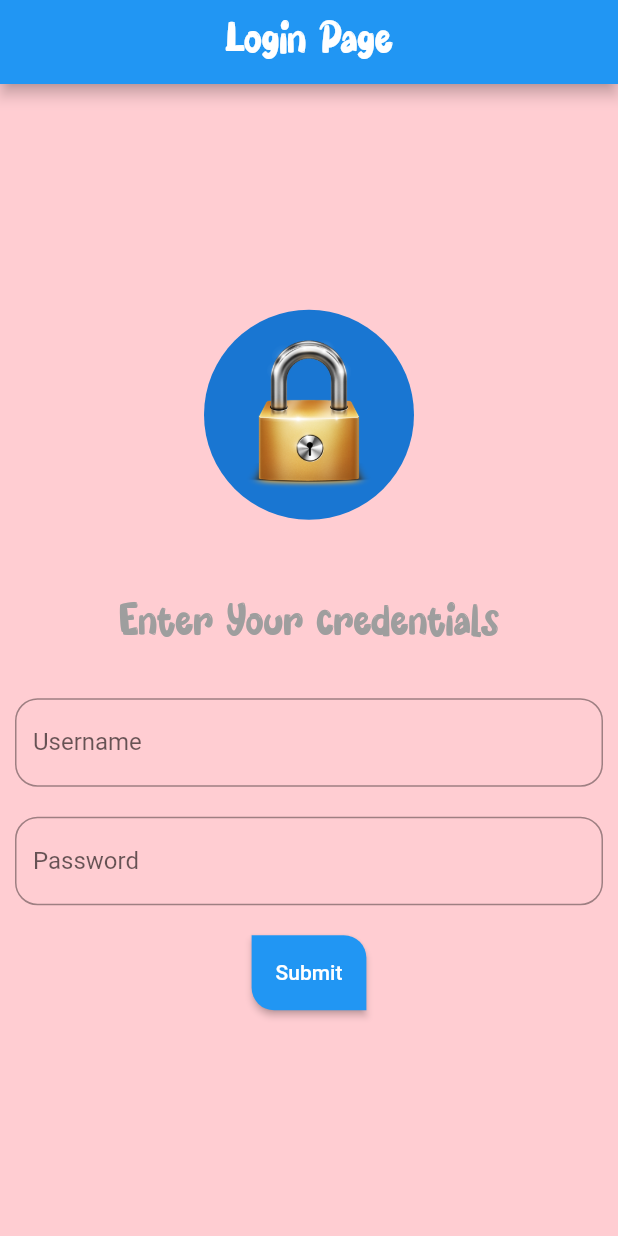
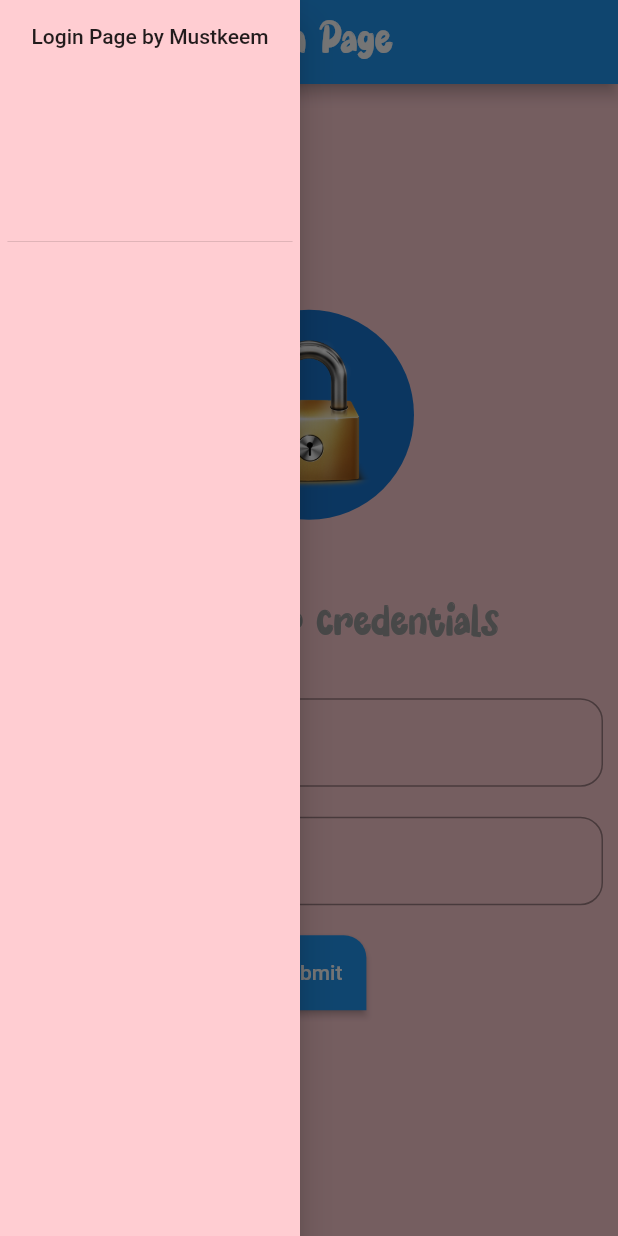
Before and after one commit to HeLLLuci/login_page, a Flutter app: the screen it shows after launch, with the side drawer open (before the commit the screen has no drawer), on a phone screen of 412 x 824 dp. Run offline on Flutter 3.47's test engine with Material 2 defaults, Android fonts, the phone set to English and light mode, and no system bars.

Commit message:
added some features

```diff
--- a/lib/main.dart
+++ b/lib/main.dart
@@ -34,6 +34,16 @@ class _MyHomePageState extends State<MyHomePage> {
   @override
   Widget build(BuildContext context) {
     return Scaffold(
+      drawer: Drawer(
+        backgroundColor: Colors.red[100],
+        elevation: 10,
+        width: 200,
+        child: Column(
+          children: [
+            DrawerHeader(child: Text("Login Page by Mustkeem"),)
+          ],
+        ),
+      ),
       appBar: AppBar(
         centerTitle: true,
         title: Text(
@@ -55,11 +65,16 @@ class _MyHomePageState extends State<MyHomePage> {
               Container(
                 margin: EdgeInsets.fromLTRB(20, 50, 20, 30),
                 decoration: BoxDecoration(),
-                child: Text("Enter Your credentials",
-                    style: TextStyle(
-                        fontSize: 30,
-                        fontFamily: "BLUECHERIES",
-                        color: Colors.grey)),
+                child: GestureDetector(
+                  onTap: (){
+                  //  enter your navigation here
+                  },
+                  child: Text("Enter Your credentials",
+                      style: TextStyle(
+                          fontSize: 30,
+                          fontFamily: "BLUECHERIES",
+                          color: Colors.grey)),
+                ),
               ),
               Container(
                 margin: EdgeInsets.fromLTRB(10, 0, 10, 0),
@@ -117,8 +132,10 @@ class _MyHomePageState extends State<MyHomePage> {
                                   ],
                                 ));
                       },
-                      child: Text("Submit")))
+                      child: Text("Submit"))),
+              // ElevatedButton.icon(onPressed: (){}, icon: Image(image: AssetImage("assets/images/lock.png")), label: Text("Submit Alt"))
             ],
+
           ),
         ),
       ),
```
